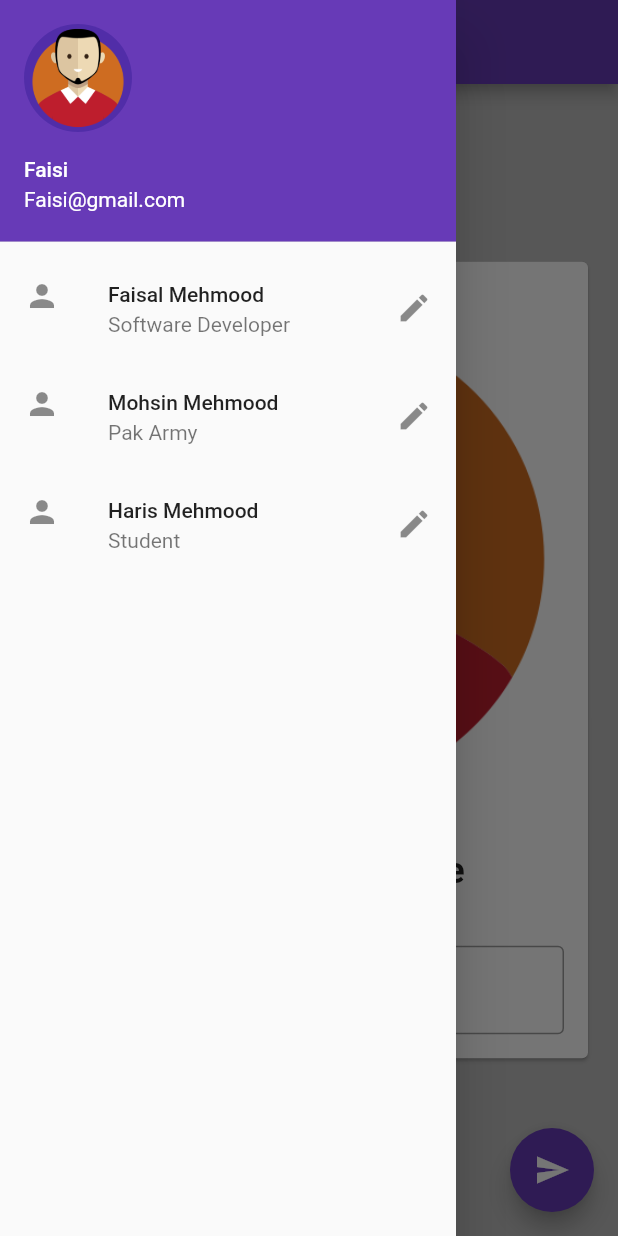
After one commit to Faisal501/FlutterApp, a Flutter app: the screen it shows after launch, with the side drawer open, on a phone screen of 412 x 824 dp. The commit adds this screen. Run offline on Flutter 3.47's test engine with Material 2 defaults, Android fonts, the phone set to English and light mode, and no system bars.

Commit message:
Code Organization

```diff
--- /dev/null
+++ b/lib/drawer.dart
@@ -0,0 +1,50 @@
+import 'package:flutter/material.dart';
+
+class MyDrawer extends StatelessWidget {
+  const MyDrawer({super.key});
+
+  @override
+  Widget build(BuildContext context) {
+    return Drawer(
+      //*drawer takes a widget (it is side bar of app)
+      //key: , //? key is used to redrawing of widget mentioned
+      child: ListView(
+        padding: const EdgeInsets.all(0),
+        children: <Widget>[
+          // DrawerHeader(
+          //   decoration: BoxDecoration(color: Colors.blueAccent),
+          //   child: Text("Menu"),
+          // ),
+          const UserAccountsDrawerHeader(
+            accountName: Text("Faisi"),
+            accountEmail: Text("Faisi@gmail.com"),
+            //  currentAccountPicture: Image.asset("images/faisi1.jpg"),
+            currentAccountPicture: CircleAvatar(
+              backgroundImage: AssetImage("images/faisi.png"),
+            ),
+          ),
+
+          ListTile(
+            leading: const Icon(Icons.person),
+            title: const Text("Faisal Mehmood"),
+            subtitle: const Text("Software Developer"),
+            trailing: const Icon(Icons.edit),
+            onTap: () {}, //? for performing action
+          ),
+          const ListTile(
+            leading: Icon(Icons.person),
+            title: Text("Mohsin Mehmood"),
+            subtitle: Text("Pak Army"),
+            trailing: Icon(Icons.edit),
+          ),
+          const ListTile(
+            leading: Icon(Icons.person),
+            title: Text("Haris Mehmood"),
+            subtitle: Text("Student"),
+            trailing: Icon(Icons.edit),
+          )
+        ],
+      ),
+    );
+  }
+}
--- /dev/null
+++ b/lib/my_card.dart
@@ -0,0 +1,47 @@
+import 'package:flutter/material.dart';
+
+class MyCardWidget extends StatelessWidget {
+  const MyCardWidget({
+    Key? key,
+    required this.myName,
+    required TextEditingController nameController,
+  })  : _nameController = nameController,
+        super(key: key);
+
+  final String myName;
+  final TextEditingController _nameController;
+
+  @override
+  Widget build(BuildContext context) {
+    return Card(
+      child: Column(
+        children: <Widget>[
+          Image.asset(
+            //* if anything overflow then wrap it in SingleChildScrollView
+            "images/faisi.png",
+            // height: 200,
+            // width: 200,
+            // fit: BoxFit.cover,
+          ),
+          const SizedBox(height: 20),
+          Text(
+            myName,
+            style: const TextStyle(fontSize: 24, fontWeight: FontWeight.bold),
+          ),
+          const SizedBox(height: 20.0),
+          Padding(
+            padding: const EdgeInsets.all(16.0),
+            child: TextField(
+              controller: _nameController,
+              decoration: const InputDecoration(
+                border: OutlineInputBorder(),
+                hintText: "Enter Your Name",
+                labelText: "Name",
+              ),
+            ),
+          )
+        ],
+      ),
+    );
+  }
+}
--- /dev/null
+++ b/lib/pages/home_page.dart
@@ -0,0 +1,62 @@
+import 'package:flutter/material.dart';
+
+import '../drawer.dart';
+import '../my_card.dart';
+
+class HomePage extends StatefulWidget {
+  const HomePage({super.key});
+
+  @override
+  State<HomePage> createState() => _HomePageState();
+}
+
+// stateless widget is that which dont change its state like text on scrreen
+class _HomePageState extends State<HomePage> {
+  var myName = "Change Your Name";
+  final TextEditingController _nameController = TextEditingController();
+
+  @override
+  void initState() {
+    //? to initialize the state
+    super.initState();
+  }
+
+  @override
+  void dispose() {
+    //* to distroy the state
+    super.dispose();
+  }
+
+  @override
+  Widget build(BuildContext context) {
+//? scaffold is a structure which contains some basic widgets like appbar etc.
+    return Scaffold(
+      backgroundColor: Colors.grey[400],
+      appBar: AppBar(
+        title: const Text("Faisi App"),
+      ),
+      body: Center(
+        child: Padding(
+          padding: const EdgeInsets.all(16),
+          child: SingleChildScrollView(
+            child: MyCardWidget(
+                myName: myName,
+                nameController: _nameController //? imported class
+                ),
+          ),
+        ),
+      ),
+      drawer:
+          const MyDrawer(), //? MyDrawer is a class which is returning the drawer widget created by ourself
+      floatingActionButton: FloatingActionButton(
+        onPressed: () {
+          //? this empty implementation of function (){} means void function
+          myName = _nameController.text;
+          setState(() {}); //* this is to reflect the change on UI
+        },
+        child: const Icon(Icons.send),
+      ),
+      // floatingActionButtonLocation: FloatingActionButtonLocation.centerDocked, //? another property
+    );
+  }
+}
```
Also changed, not shown: lib/main.dart (+9 -122 lines), 1 other file.
